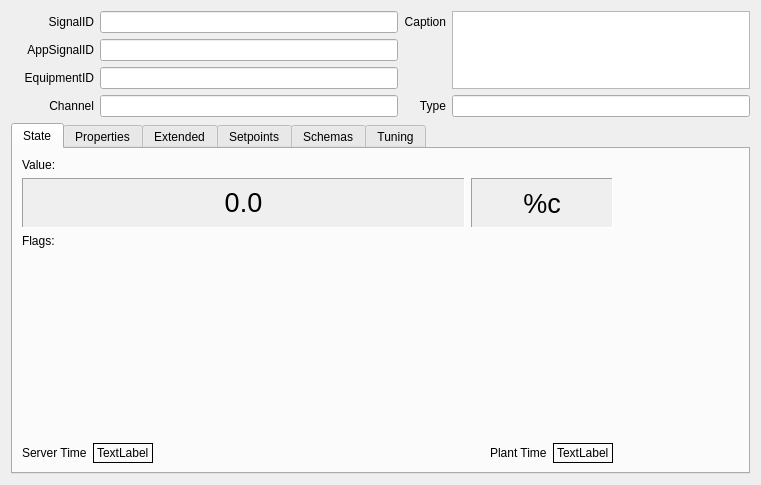
Before: the Qt Designer form lib/Ui/DialogSignalInfo.ui in whiteman-kr/u7set, drawn with Qt 5.
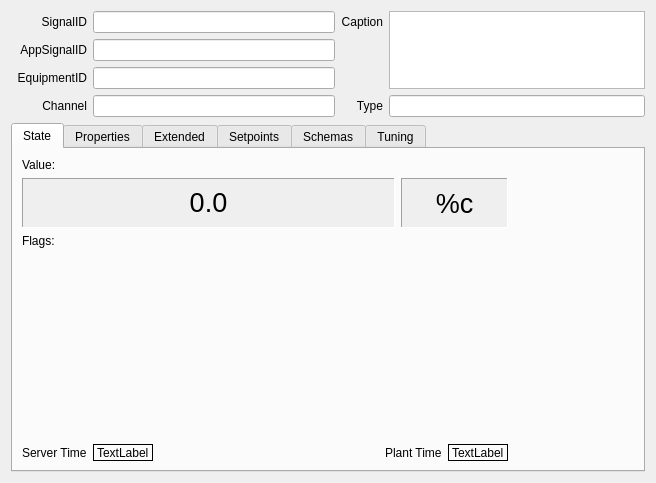
After: the same form once the commit is applied. Icons and pictures are not drawn. Custom widgets are drawn as their Qt base class.

Commit message: RPCT-2814, Monitor, U7: DialogSignalInfo improvements

Patch:
```diff
--- a/lib/Ui/DialogSignalInfo.ui
+++ b/lib/Ui/DialogSignalInfo.ui
@@ -6,14 +6,14 @@
    <rect>
     <x>0</x>
     <y>0</y>
-    <width>761</width>
-    <height>485</height>
+    <width>656</width>
+    <height>483</height>
    </rect>
   </property>
   <property name="minimumSize">
    <size>
-    <width>640</width>
-    <height>440</height>
+    <width>0</width>
+    <height>0</height>
    </size>
   </property>
   <property name="windowTitle">
@@ -30,17 +30,29 @@
        <item row="0" column="0">
         <widget class="QLabelAppSignalDragAndDrop" name="signalIdLabelIcon">
          <property name="sizePolicy">
-          <sizepolicy hsizetype="Preferred" vsizetype="Maximum">
+          <sizepolicy hsizetype="Ignored" vsizetype="Ignored">
            <horstretch>0</horstretch>
            <verstretch>0</verstretch>
           </sizepolicy>
          </property>
-         <property name="maximumSize">
+         <property name="minimumSize">
           <size>
            <width>20</width>
            <height>20</height>
           </size>
          </property>
+         <property name="maximumSize">
+          <size>
+           <width>100</width>
+           <height>100</height>
+          </size>
+         </property>
+         <property name="baseSize">
+          <size>
+           <width>0</width>
+           <height>0</height>
+          </size>
+         </property>
          <property name="cursor">
           <cursorShape>PointingHandCursor</cursorShape>
          </property>
@@ -315,14 +327,45 @@
         <attribute name="title">
          <string>State</string>
         </attribute>
+        <layout class="QGridLayout" name="gridLayout_11">
+         <item row="0" column="0">
         <layout class="QGridLayout" name="gridLayout_3">
-         <item row="1" column="0">
-          <layout class="QHBoxLayout" name="horizontalLayout_2">
+           <item row="0" column="0">
+            <widget class="QLabel" name="flagsLabel_2">
+             <property name="sizePolicy">
+              <sizepolicy hsizetype="Preferred" vsizetype="Preferred">
+               <horstretch>5</horstretch>
+               <verstretch>0</verstretch>
+              </sizepolicy>
+             </property>
+             <property name="text">
+              <string>Value:</string>
+             </property>
+            </widget>
+           </item>
+           <item row="0" column="5" rowspan="6">
+            <widget class="QFrame" name="frame_2">
+             <property name="minimumSize">
+              <size>
+               <width>120</width>
+               <height>0</height>
+              </size>
+             </property>
+             <property name="frameShape">
+              <enum>QFrame::NoFrame</enum>
+             </property>
+             <property name="frameShadow">
+              <enum>QFrame::Sunken</enum>
+             </property>
+            </widget>
+           </item>
+           <item row="1" column="0" colspan="5">
+            <layout class="QHBoxLayout" name="horizontalLayout">
            <item>
             <widget class="QLabel" name="labelValue">
              <property name="sizePolicy">
               <sizepolicy hsizetype="Preferred" vsizetype="Preferred">
-               <horstretch>25</horstretch>
+                 <horstretch>28</horstretch>
                <verstretch>0</verstretch>
               </sizepolicy>
              </property>
@@ -332,6 +375,12 @@
                <height>50</height>
               </size>
              </property>
+               <property name="maximumSize">
+                <size>
+                 <width>16777215</width>
+                 <height>16777215</height>
+                </size>
+               </property>
              <property name="font">
               <font>
                <pointsize>20</pointsize>
@@ -353,7 +402,7 @@
               <set>Qt::AlignCenter</set>
              </property>
              <property name="wordWrap">
-              <bool>true</bool>
+                <bool>false</bool>
              </property>
             </widget>
            </item>
@@ -389,29 +438,6 @@
            </item>
           </layout>
          </item>
-         <item row="3" column="0">
-          <widget class="SignalFlagsWidget" name="widgetFlags" native="true">
-           <property name="minimumSize">
-            <size>
-             <width>0</width>
-             <height>80</height>
-            </size>
-           </property>
-          </widget>
-         </item>
-         <item row="0" column="0">
-          <widget class="QLabel" name="flagsLabel_2">
-           <property name="sizePolicy">
-            <sizepolicy hsizetype="Preferred" vsizetype="Preferred">
-             <horstretch>5</horstretch>
-             <verstretch>0</verstretch>
-            </sizepolicy>
-           </property>
-           <property name="text">
-            <string>Value:</string>
-           </property>
-          </widget>
-         </item>
          <item row="2" column="0">
           <widget class="QLabel" name="flagsLabel">
            <property name="sizePolicy">
@@ -425,6 +451,22 @@
            </property>
           </widget>
          </item>
+           <item row="3" column="0" colspan="5">
+            <widget class="SignalFlagsWidget" name="widgetFlags" native="true">
+             <property name="sizePolicy">
+              <sizepolicy hsizetype="Preferred" vsizetype="Preferred">
+               <horstretch>0</horstretch>
+               <verstretch>0</verstretch>
+              </sizepolicy>
+             </property>
+             <property name="minimumSize">
+              <size>
+               <width>0</width>
+               <height>80</height>
+              </size>
+             </property>
+            </widget>
+           </item>
          <item row="4" column="0">
           <spacer name="verticalSpacer">
            <property name="orientation">
@@ -433,21 +475,19 @@
            <property name="sizeHint" stdset="0">
             <size>
              <width>20</width>
-             <height>30</height>
+               <height>40</height>
             </size>
            </property>
           </spacer>
          </item>
          <item row="5" column="0">
-          <layout class="QHBoxLayout" name="horizontalLayout">
-           <item>
             <widget class="QLabel" name="labelServerTimeHeader">
              <property name="text">
               <string>Server Time</string>
              </property>
             </widget>
            </item>
-           <item>
+           <item row="5" column="1">
             <widget class="QLabel" name="labelServerTime">
              <property name="frameShape">
               <enum>QFrame::Box</enum>
@@ -457,27 +497,27 @@
              </property>
             </widget>
            </item>
-           <item>
+           <item row="5" column="2">
             <spacer name="horizontalSpacer">
              <property name="orientation">
               <enum>Qt::Horizontal</enum>
              </property>
              <property name="sizeHint" stdset="0">
               <size>
-               <width>40</width>
-               <height>20</height>
+               <width>238</width>
+               <height>17</height>
               </size>
              </property>
             </spacer>
            </item>
-           <item>
+           <item row="5" column="3">
             <widget class="QLabel" name="labelPlantTimeHeader">
              <property name="text">
               <string>Plant Time</string>
              </property>
             </widget>
            </item>
-           <item>
+           <item row="5" column="4">
             <widget class="QLabel" name="labelPlantTime">
              <property name="frameShape">
               <enum>QFrame::Box</enum>
@@ -489,22 +529,6 @@
            </item>
           </layout>
          </item>
-         <item row="0" column="1" rowspan="6">
-          <widget class="QFrame" name="frame_2">
-           <property name="minimumSize">
-            <size>
-             <width>120</width>
-             <height>0</height>
-            </size>
-           </property>
-           <property name="frameShape">
-            <enum>QFrame::NoFrame</enum>
-           </property>
-           <property name="frameShadow">
-            <enum>QFrame::Sunken</enum>
-           </property>
-          </widget>
-         </item>
         </layout>
        </widget>
        <widget class="QWidget" name="tabProperties">
```
Left out of the diff: 340 changed lines with no effect on the pictures. Lines whose indentation alone changed are shown as unchanged. The commit also changes 2 other files.
